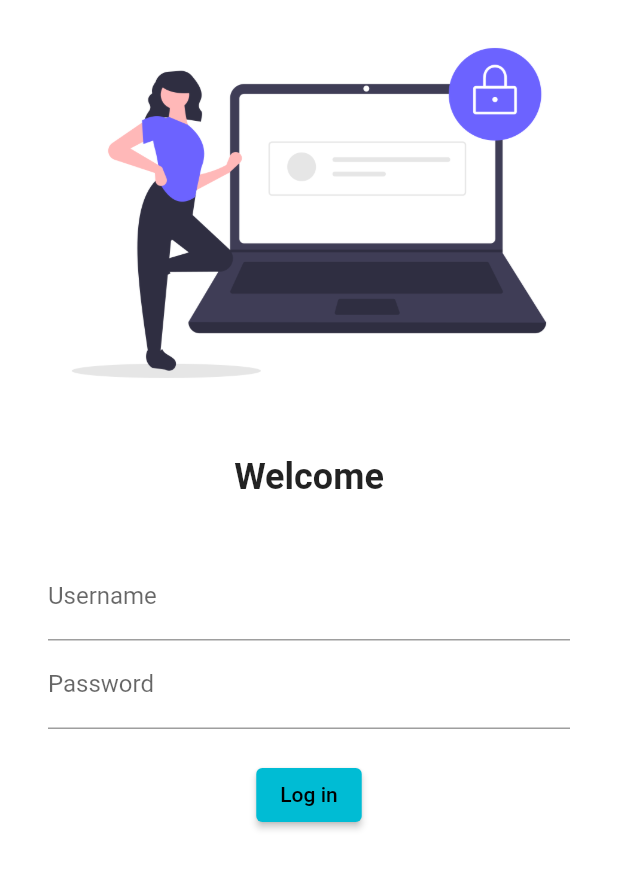
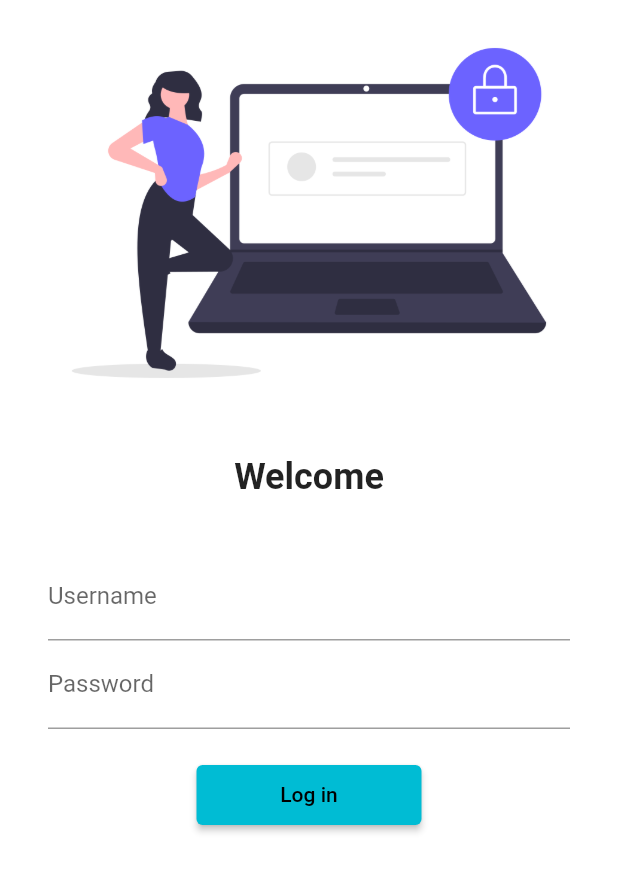
Before and after one commit to shrey1409/Flutter_first_app, a Flutter app: the screen it shows after launch, on a phone screen of 412 x 824 dp. Shown: the top 872 px of the screen. Run offline on Flutter 3.47's test engine with Material 2 defaults, Android fonts, the phone set to English and light mode, and no system bars.

Commit message:
DAY5 completed

```diff
--- a/lib/main.dart
+++ b/lib/main.dart
@@ -1,7 +1,7 @@
 import 'package:flutter/material.dart';
 import 'package:flutter_catalog/pages/home_page.dart';
 import 'package:flutter_catalog/pages/login_page.dart';
-
+import 'package:flutter_catalog/utils/routes.dart';
 
 void main() {
   runApp(MyApp());
@@ -14,13 +14,13 @@ class MyApp extends StatelessWidget {
       themeMode: ThemeMode.light,
       theme: ThemeData(
         primarySwatch: Colors.cyan,
-
       ),
+      debugShowCheckedModeBanner: false,
       darkTheme: ThemeData(brightness: Brightness.dark),
       routes: {
         "/": (context) => Loginpage(),
-        "/home": (context) => HomePage(),
-        "/login": (context) => Loginpage()
+        MyRoutes.homeRoute: (context) => HomePage(),
+        MyRoutes.loginRoute: (context) => Loginpage()
       },
     );
   }
--- a/lib/pages/login_page.dart
+++ b/lib/pages/login_page.dart
@@ -1,13 +1,18 @@
 import 'package:flutter/material.dart';
+import 'package:flutter_catalog/utils/routes.dart';
 
 class Loginpage extends StatelessWidget {
   @override
   Widget build(BuildContext context) {
     return Material(
         color: Colors.white,
+        child: SingleChildScrollView(
           child: Column(
             children: [
-            Image.asset("assets/images/login_image.png", fit: BoxFit.cover),
+              Image.asset(
+                "assets/images/login_image.png",
+                fit: BoxFit.cover,
+              ),
               SizedBox(
                 height: 20.0,
               ),
@@ -19,7 +24,8 @@ class Loginpage extends StatelessWidget {
                 height: 20,
               ),
               Padding(
-              padding: const EdgeInsets.symmetric(vertical: 16, horizontal: 32),
+                padding:
+                    const EdgeInsets.symmetric(vertical: 16, horizontal: 32),
                 child: Column(
                   children: [
                     TextFormField(
@@ -36,15 +42,16 @@ class Loginpage extends StatelessWidget {
                     ),
                     ElevatedButton(
                       onPressed: () {
-                      print("HOWDY");
+                        Navigator.pushNamed(context, MyRoutes.homeRoute);
                       },
                       child: Text("Log in"),
-                    style: TextButton.styleFrom(),
+                      style: TextButton.styleFrom(minimumSize: Size(150, 40)),
                     )
                   ],
                 ),
               )
             ],
+          ),
         ));
   }
 }
--- /dev/null
+++ b/lib/utils/routes.dart
@@ -0,0 +1,4 @@
+class MyRoutes {
+  static String loginRoute = "/login";
+  static String homeRoute = "/home";
+}
```
Lines whose indentation alone changed are shown as unchanged.
